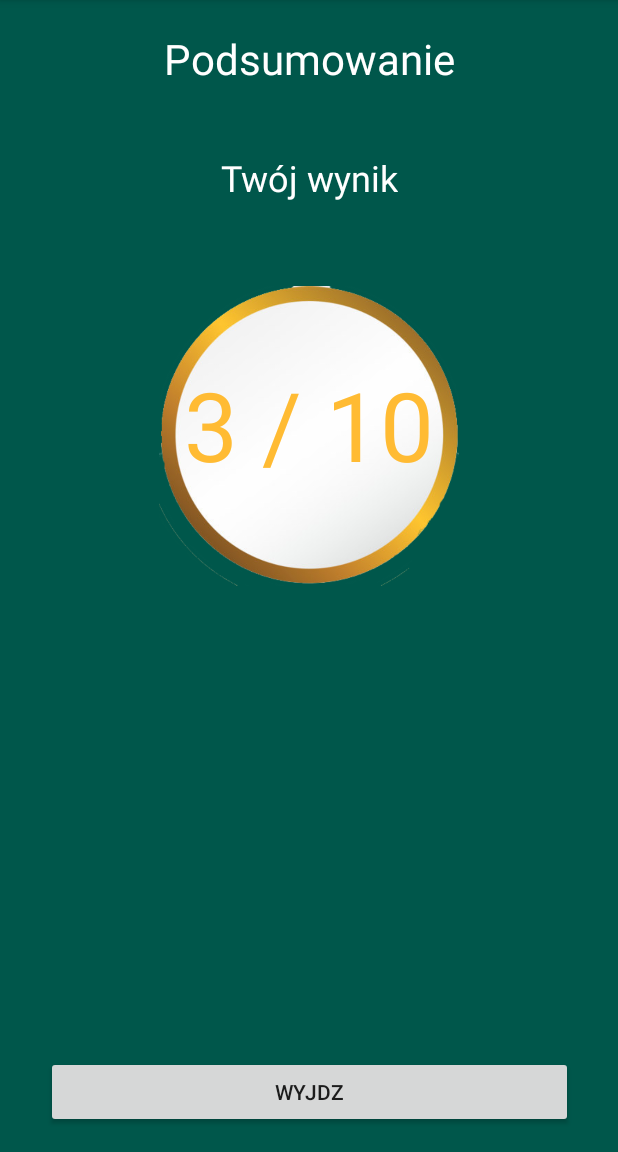
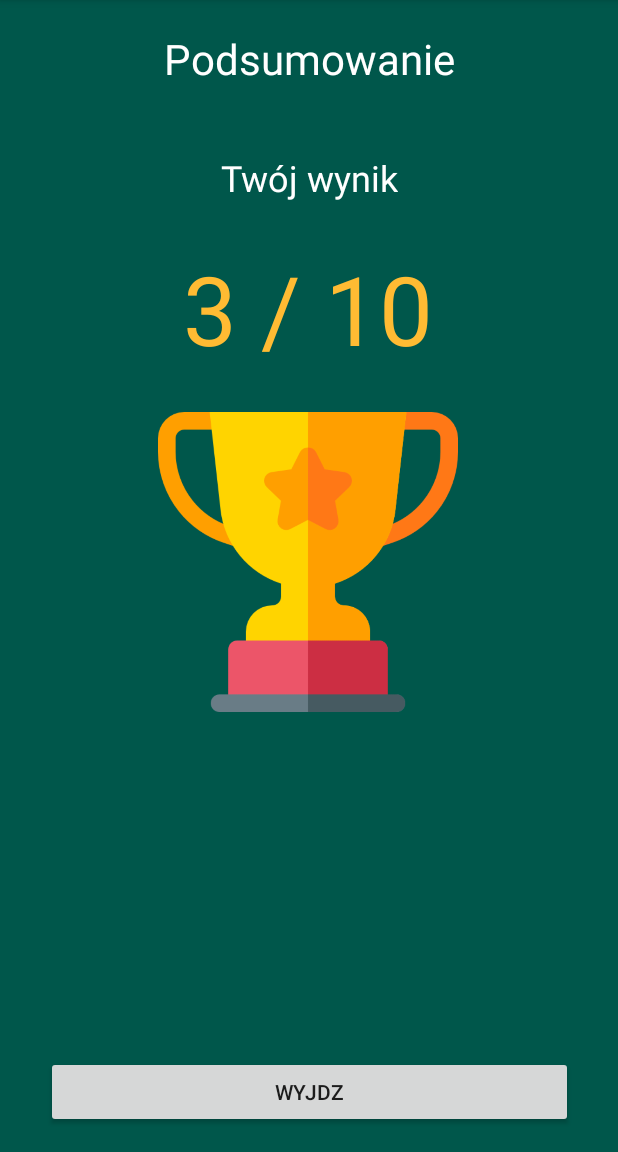
Before and after one commit to Dawidciesz/Biennale-Go, an Android app: the QuizSummaryActivity screen opened directly, with no data from a screen before it, on a phone screen of 412 x 824 dp, the part 84-1236 px from its top. Run offline under Robolectric (Android 15) with nearby library versions, the phone set to English and light mode, and no system bars.

Commit message:
new menu gui

```diff
--- a/app/src/main/res/layout/activity_quiz.xml
+++ b/app/src/main/res/layout/activity_quiz.xml
@@ -28,7 +28,6 @@
         android:layout_width="match_parent"
         android:layout_height="wrap_content"
         android:layout_marginBottom="8dp"
-        android:background="@android:color/holo_blue_bright"
         android:text="Button"
         app:layout_constraintBottom_toBottomOf="parent"
         tools:layout_editor_absoluteX="20dp" />
@@ -38,7 +37,6 @@
         android:layout_width="match_parent"
         android:layout_height="wrap_content"
         android:layout_marginBottom="10dp"
-        android:background="@android:color/holo_red_dark"
         android:text="Button"
         app:layout_constraintBottom_toTopOf="@+id/answerD"
         tools:layout_editor_absoluteX="24dp" />
@@ -48,7 +46,6 @@
         android:layout_width="match_parent"
         android:layout_height="wrap_content"
         android:layout_marginBottom="10dp"
-        android:background="@android:color/holo_orange_light"
         android:text="Button"
         app:layout_constraintBottom_toTopOf="@+id/answerC"
         tools:layout_editor_absoluteX="20dp" />
@@ -58,7 +55,6 @@
         android:layout_width="match_parent"
         android:layout_height="wrap_content"
         android:layout_marginBottom="10dp"
-        android:background="@android:color/holo_green_light"
         android:text="Odpowiedz 1"
         app:layout_constraintBottom_toTopOf="@+id/answerB"
         tools:layout_editor_absoluteX="20dp" />
--- a/app/src/main/res/layout/activity_quiz_summary.xml
+++ b/app/src/main/res/layout/activity_quiz_summary.xml
@@ -13,15 +13,16 @@
         android:layout_height="200dp"
         android:layout_marginStart="8dp"
         android:layout_marginLeft="8dp"
-        android:layout_marginTop="56dp"
+        android:layout_marginTop="140dp"
         android:layout_marginEnd="8dp"
         android:layout_marginRight="8dp"
         android:adjustViewBounds="false"
         android:cropToPadding="false"
         app:layout_constraintEnd_toEndOf="parent"
+        app:layout_constraintHorizontal_bias="0.497"
         app:layout_constraintStart_toStartOf="parent"
         app:layout_constraintTop_toBottomOf="@+id/textView"
-        app:srcCompat="@drawable/goldcircle" />
+        app:srcCompat="@drawable/award" />
 
     <TextView
         android:id="@+id/textView4"
@@ -61,13 +62,14 @@
         android:layout_height="wrap_content"
         android:layout_marginStart="8dp"
         android:layout_marginLeft="8dp"
-        android:layout_marginTop="105dp"
+        android:layout_marginTop="28dp"
         android:layout_marginEnd="8dp"
         android:layout_marginRight="8dp"
         android:text="3 / 10"
         android:textColor="@android:color/holo_orange_light"
         android:textSize="64dp"
         app:layout_constraintEnd_toEndOf="parent"
+        app:layout_constraintHorizontal_bias="0.497"
         app:layout_constraintStart_toStartOf="parent"
         app:layout_constraintTop_toBottomOf="@+id/textView" />
 
```
Also changed, not shown: app/src/main/java/com/example/biennale_go/QuizListActivity.java (+7 -1 lines), app/src/main/res/layout/activity_quiz_list.xml (+12 -12 lines), app/src/main/res/drawable/award.png (added), app/src/main/res/drawable/goldcircle.png (deleted).
